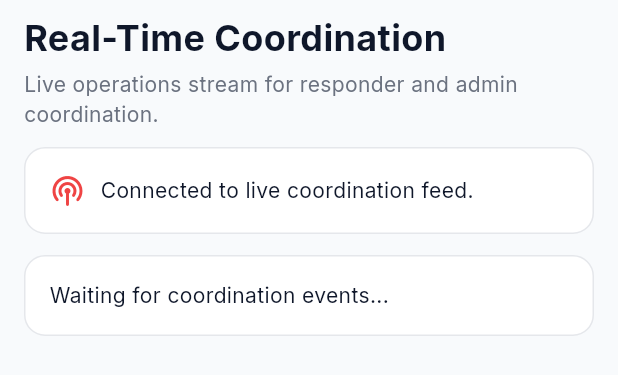
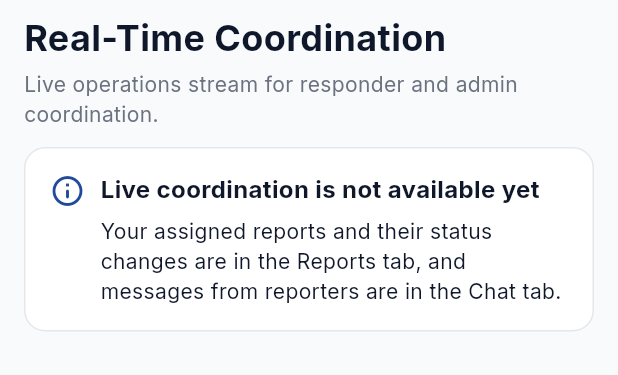
Before and after one commit to jastinnad/rapidalert, a Flutter app: the CoordinationScreen widget shown alone on an empty page, opened directly with empty values, on a phone screen of 412 x 824 dp. Shown: the top 375 px of the screen. Run offline on Flutter 3.47's test engine with Material 3 defaults, Android fonts, the phone set to English and light mode, and no system bars; our stand-ins replace firebase_core, firebase_messaging, flutter_map, flutter_secure_storage, geolocator, google_fonts and 2 more; accounts and stored records are empty; network calls fail; statements that could not run were skipped.

Commit message:
Hide responder features whose endpoints are not in production
Production has no /api/device-token, /api/responder/coordination/events,
announcements, follow-ups, evacuation-records or resources routes yet.
BackendFeatures gates each one; while a flag is off the app neither shows
the feature nor calls the endpoint.

- Dashboard: Follow-Up Board, Evacuation Tracker, Announcements,
  Resources and the Active Centers card are hidden (screens kept).
- ApiResponderService: no startup fetch or poll timer for those routes;
  the coordination-events fetch is skipped (chat polling unchanged).
- Live tab: says live coordination is not available yet instead of
  claiming a connection to a feed that cannot receive anything.
- Push: registerDevice/unregisterDevice return early, so no permission
  prompt and no device-token calls until the backend route exists.

Co-Authored-By: Claude Opus 5.5 <noreply@anthropic.com>

```diff
--- a/lib/data/api_responder_service.dart
+++ b/lib/data/api_responder_service.dart
@@ -5,6 +5,7 @@ import 'package:geolocator/geolocator.dart';
 import 'package:http/http.dart' as http;
 
 import '../models/responder_models.dart';
+import 'backend_features.dart';
 import 'responder_service.dart';
 
 class ApiResponderService implements ResponderService {
@@ -303,6 +304,9 @@ class ApiResponderService implements ResponderService {
     _announcementsController.add(const <Announcement>[]);
     _resourcesController.add(const <ResourceRequestEntry>[]);
 
+    // Each _refresh* below for an endpoint that production doesn't have yet
+    // returns without a request (see BackendFeatures), and its poll timer is
+    // only started once the endpoint exists.
     await _refreshReports();
     await _refreshEvents();
     await _refreshFollowUps();
@@ -326,21 +330,29 @@ class ApiResponderService implements ResponderService {
       _refreshActiveTracking();
     });
 
+    if (BackendFeatures.followUps) {
       _followUpsPollTimer = Timer.periodic(const Duration(seconds: 15), (_) {
         _refreshFollowUps();
       });
+    }
 
+    if (BackendFeatures.evacuationRecords) {
       _evacuationPollTimer = Timer.periodic(const Duration(seconds: 15), (_) {
         _refreshEvacuationRecords();
       });
+    }
 
+    if (BackendFeatures.responderAnnouncements) {
       _announcementsPollTimer = Timer.periodic(const Duration(seconds: 20), (_) {
         _refreshAnnouncements();
       });
+    }
 
+    if (BackendFeatures.resources) {
       _resourcesPollTimer = Timer.periodic(const Duration(seconds: 15), (_) {
         _refreshResourceRequests();
       });
+    }
   }
 
   Future<void> _refreshReports() async {
@@ -368,6 +380,7 @@ class ApiResponderService implements ResponderService {
   }
 
   Future<void> _refreshEvents() async {
+    if (!BackendFeatures.coordinationFeed) return;
     final endpoint = Uri.parse('$_baseUrl/api/responder/coordination/events');
     final response = await http.get(endpoint, headers: _headers);
 
@@ -412,6 +425,7 @@ class ApiResponderService implements ResponderService {
   }
 
   Future<void> _refreshFollowUps() async {
+    if (!BackendFeatures.followUps) return;
     final endpoint = Uri.parse('$_baseUrl/api/responder/follow-ups/upcoming');
     final response = await http.get(endpoint, headers: _headers);
 
@@ -432,6 +446,7 @@ class ApiResponderService implements ResponderService {
   }
 
   Future<void> _refreshEvacuationRecords() async {
+    if (!BackendFeatures.evacuationRecords) return;
     final endpoint = Uri.parse('$_baseUrl/api/responder/evacuation-records');
     final response = await http.get(endpoint, headers: _headers);
 
@@ -452,6 +467,7 @@ class ApiResponderService implements ResponderService {
   }
 
   Future<void> _refreshAnnouncements() async {
+    if (!BackendFeatures.responderAnnouncements) return;
     final endpoint = Uri.parse('$_baseUrl/api/responder/announcements');
     final response = await http.get(endpoint, headers: _headers);
 
@@ -472,6 +488,7 @@ class ApiResponderService implements ResponderService {
   }
 
   Future<void> _refreshResourceRequests() async {
+    if (!BackendFeatures.resources) return;
     final endpoint = Uri.parse('$_baseUrl/api/responder/resources');
     final response = await http.get(endpoint, headers: _headers);
 
--- /dev/null
+++ b/lib/data/backend_features.dart
@@ -0,0 +1,26 @@
+/// Mobile features whose backend endpoints are not deployed to production
+/// yet. While a flag is false the app neither shows the feature nor calls its
+/// endpoint, so it never polls a route that would only return 404.
+///
+/// Flip a flag to true in the same release that deploys its route.
+class BackendFeatures {
+  const BackendFeatures._();
+
+  /// POST/DELETE /api/device-token (push notification registration).
+  static const pushRegistration = false;
+
+  /// GET /api/responder/coordination/events (responder "Live" tab).
+  static const coordinationFeed = false;
+
+  /// GET /api/responder/announcements.
+  static const responderAnnouncements = false;
+
+  /// /api/responder/follow-ups (Follow-Up Board).
+  static const followUps = false;
+
+  /// /api/responder/evacuation-records (Evacuation Tracker, Active Centers).
+  static const evacuationRecords = false;
+
+  /// /api/responder/resources (Resources).
+  static const resources = false;
+}
--- a/lib/screens/coordination_screen.dart
+++ b/lib/screens/coordination_screen.dart
@@ -2,6 +2,7 @@ import 'package:flutter/material.dart';
 import 'package:intl/intl.dart';
 
 import '../app/theme.dart';
+import '../data/backend_features.dart';
 import '../data/responder_service.dart';
 import '../models/responder_models.dart';
 import 'ui_components.dart';
@@ -13,6 +14,10 @@ class CoordinationScreen extends StatelessWidget {
 
   @override
   Widget build(BuildContext context) {
+    if (!BackendFeatures.coordinationFeed) {
+      return _unavailable();
+    }
+
     return StreamBuilder<List<CoordinationEvent>>(
       stream: service.eventsStream,
       builder: (context, snapshot) {
@@ -96,6 +101,46 @@ class CoordinationScreen extends StatelessWidget {
     );
   }
 
+  /// Shown while production has no coordination-events endpoint, instead of
+  /// a "connected" banner over a feed that can never receive anything.
+  Widget _unavailable() {
+    return ListView(
+      padding: const EdgeInsets.fromLTRB(16, 8, 16, 120),
+      children: const [
+        ScreenHeader(
+          title: 'Real-Time Coordination',
+          subtitle: 'Live operations stream for responder and admin coordination.',
+        ),
+        SizedBox(height: 12),
+        GlassCard(
+          child: Row(
+            crossAxisAlignment: CrossAxisAlignment.start,
+            children: [
+              Icon(Icons.info_outline_rounded, color: RapidAlertColors.operationsBlue),
+              SizedBox(width: 10),
+              Expanded(
+                child: Column(
+                  crossAxisAlignment: CrossAxisAlignment.start,
+                  children: [
+                    Text(
+                      'Live coordination is not available yet',
+                      style: TextStyle(fontWeight: FontWeight.w700, fontSize: 16),
+                    ),
+                    SizedBox(height: 6),
+                    Text(
+                      'Your assigned reports and their status changes are in the Reports tab, '
+                      'and messages from reporters are in the Chat tab.',
+                    ),
+                  ],
+                ),
+              ),
+            ],
+          ),
+        ),
+      ],
+    );
+  }
+
   Color _priorityColor(CoordinationPriority priority) {
     return switch (priority) {
       CoordinationPriority.normal => RapidAlertColors.operationsBlue,
```
Also changed, not shown: lib/data/push_notification_service.dart (+8 -0 lines), lib/screens/dashboard_screen.dart (+20 -1 lines), 1 other file. Lines whose indentation alone changed are shown as unchanged.
